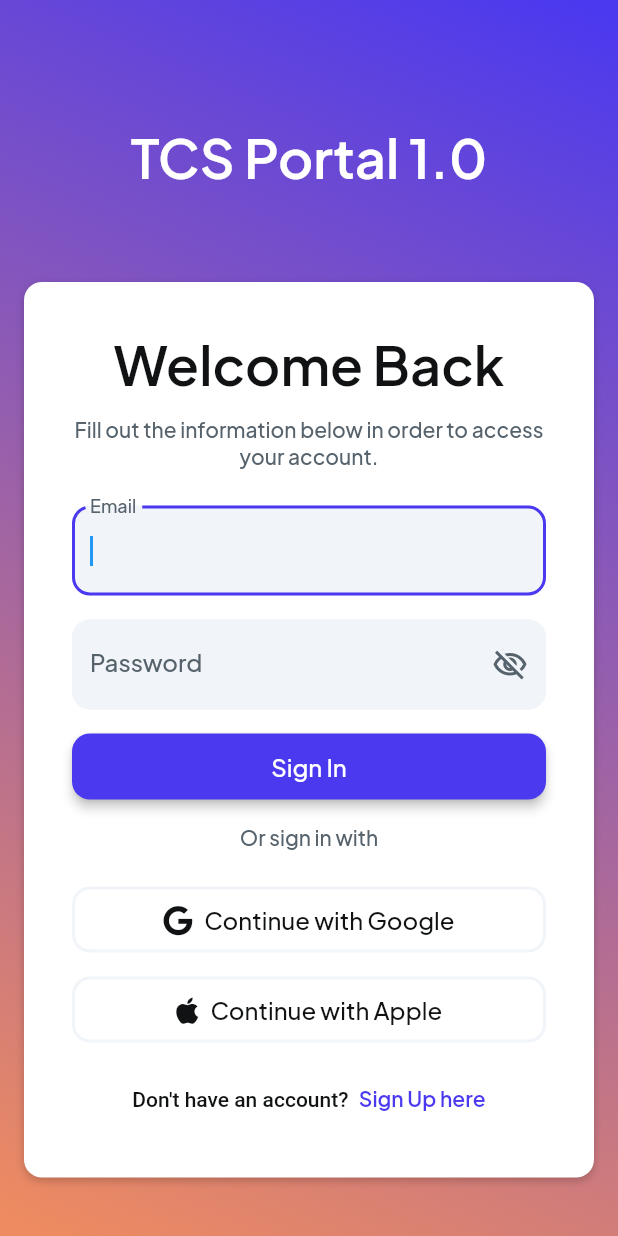
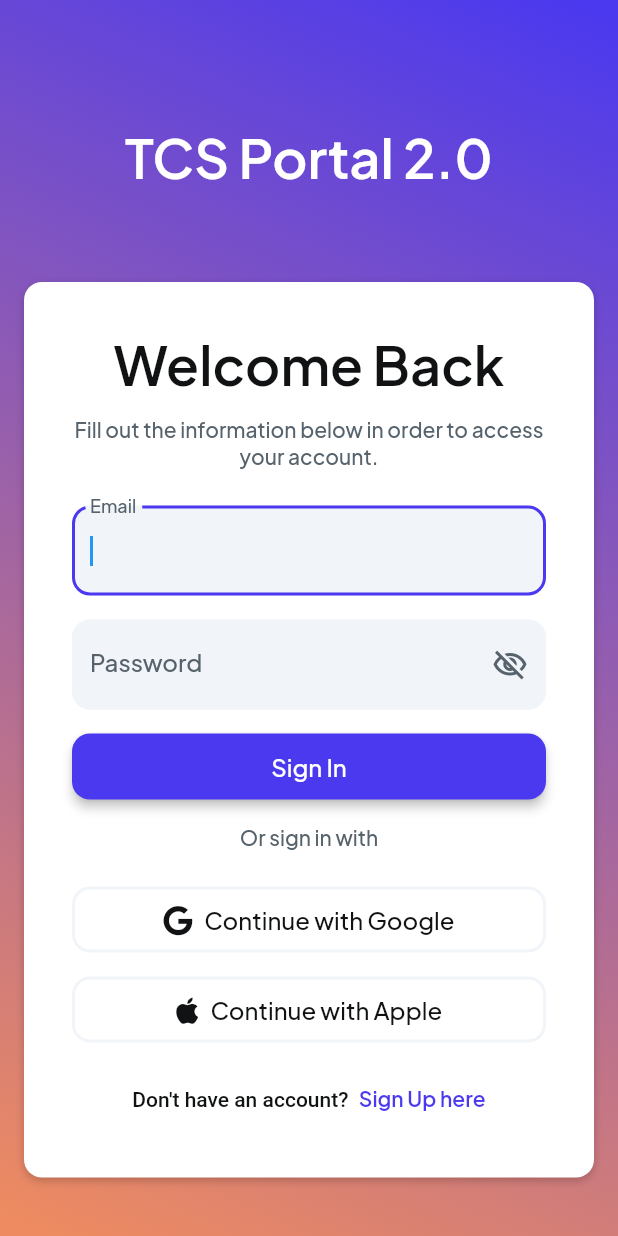
Before and after one commit to sanjeev-ff/devops-repo, a Flutter app: the screen it shows after launch, on a phone screen of 412 x 824 dp. Run offline on Flutter 3.47's test engine with Material 3 defaults, Android fonts, the phone set to English and light mode, and no system bars; drawn by our look-alikes of auto_size_text, flutter_animate; our stand-ins replace cached_network_image, font_awesome_flutter, from_css_color, go_router, google_fonts, page_transition and 3 more; missing offline and left inert: json_path; accounts and stored records are empty.

Commit message:
demo commit 6

```diff
--- a/lib/pages/login/login_widget.dart
+++ b/lib/pages/login/login_widget.dart
@@ -117,7 +117,7 @@
                     ),
                     alignment: AlignmentDirectional(0.0, 0.0),
                     child: Text(
-                      'TCS Portal 1.0',
+                      'TCS Portal 2.0',
                       style: FlutterFlowTheme.of(context).displaySmall.override(
                             fontFamily: 'Plus Jakarta Sans',
                             color: Colors.white,
```
